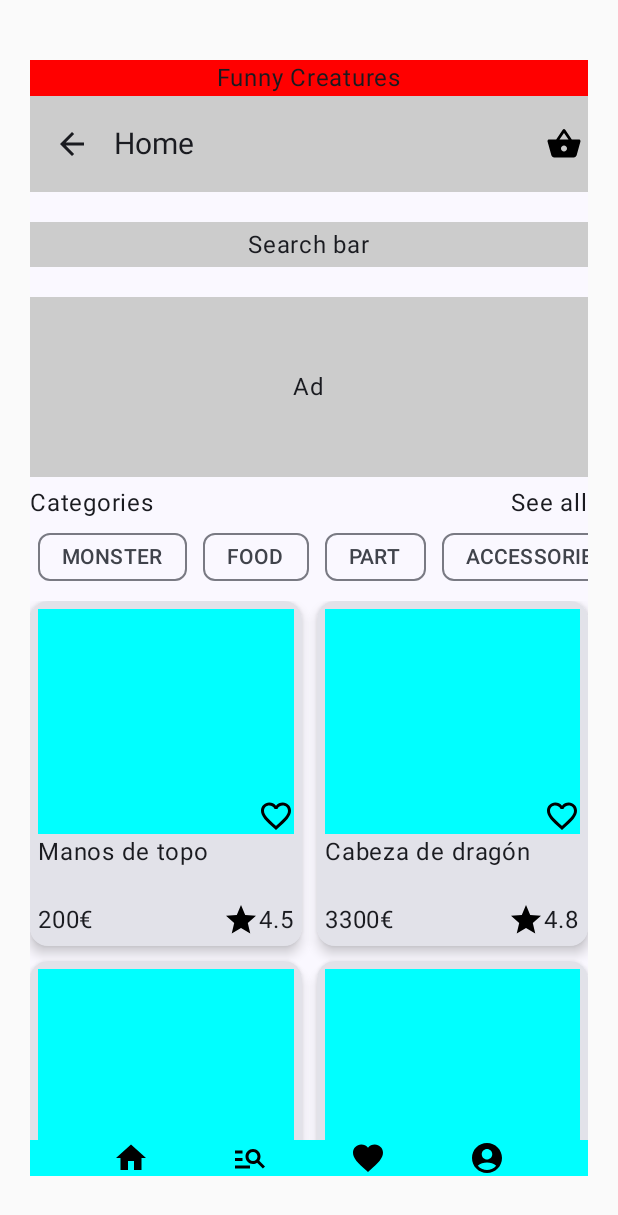
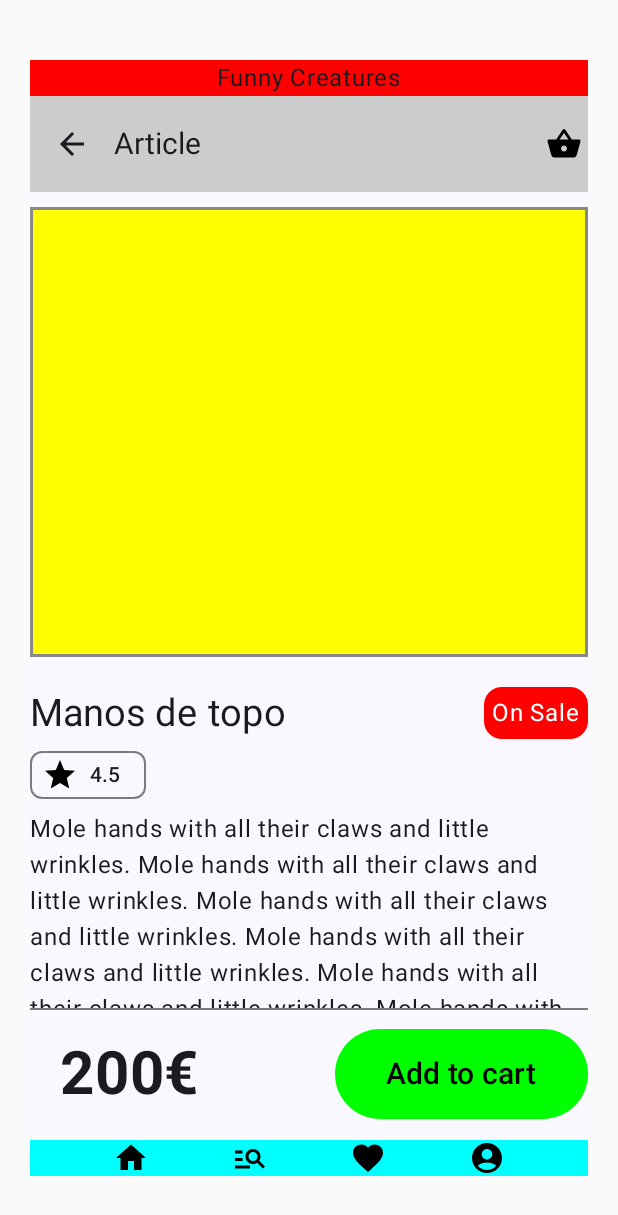
Before and after one commit to emepox/FunnyCreaturesApp, an Android app built with Jetpack Compose: the screen it shows after launch (MainActivity), after a tap on "Manos de topo", on a phone screen of 412 x 824 dp. Shown: the top 1215 px of the screen. Run offline under Robolectric (Android 15) with nearby library versions, the light colour scheme and no system bars.

Commit message:
Article screen structure

```diff
--- a/app/src/main/java/com/example/funnycreaturesapp/data/DataSource.kt
+++ b/app/src/main/java/com/example/funnycreaturesapp/data/DataSource.kt
@@ -17,6 +17,7 @@ object DataSourceImpl: DataSource {
             price = 200,
             rating = 4.5,
             img = { RectangleShape(RectangleShapeSize.BIG, "Article") },
+            description = "Mole hands with all their claws and little wrinkles. Mole hands with all their claws and little wrinkles. Mole hands with all their claws and little wrinkles. Mole hands with all their claws and little wrinkles. Mole hands with all their claws and little wrinkles. Mole hands with all their claws and little wrinkles. "
         ),
         Article(
             name = "Cabeza de dragón",
@@ -118,6 +119,7 @@ data class Article(
     val category: Category,
     val price: Int,
     val rating: Double,
+    val description: String = "Lorem Ipsum",
     val isFavourite: Boolean = false,
     val img: @Composable () -> Unit,
 ) {
--- a/app/src/main/java/com/example/funnycreaturesapp/ui/FunnyCreaturesApp.kt
+++ b/app/src/main/java/com/example/funnycreaturesapp/ui/FunnyCreaturesApp.kt
@@ -2,6 +2,7 @@ package com.example.funnycreaturesapp.ui
 
 import androidx.annotation.StringRes
 import androidx.compose.foundation.background
+import androidx.compose.foundation.layout.WindowInsets
 import androidx.compose.foundation.layout.fillMaxSize
 import androidx.compose.foundation.layout.fillMaxWidth
 import androidx.compose.foundation.layout.padding
@@ -20,6 +21,7 @@ import com.example.funnycreaturesapp.R
 import com.example.funnycreaturesapp.data.DataSourceImpl
 import com.example.funnycreaturesapp.ui.common.NavBar
 import com.example.funnycreaturesapp.ui.common.TopBar
+import com.example.funnycreaturesapp.ui.screens.Article
 import com.example.funnycreaturesapp.ui.screens.Favourites
 import com.example.funnycreaturesapp.ui.screens.Home
 import com.example.funnycreaturesapp.ui.screens.Profile
@@ -53,6 +55,7 @@ fun FunnyCreaturesApp(
                     .background(Color.Cyan)
             )
         },
+        contentWindowInsets = WindowInsets(0.dp),
         modifier = Modifier
             .fillMaxSize()
             .padding(horizontal = 20.dp, vertical = 40.dp)
@@ -66,24 +69,33 @@ fun FunnyCreaturesApp(
             composable(
                 route = FunnyCreaturesAppScreens.Home.name,
                 content = { Home(
-                    articles = articles
+                    articles = articles,
+                    onItemClicked = { navController.navigate(FunnyCreaturesAppScreens.Article.name) }
                 ) }
             )
             composable(
                 route = FunnyCreaturesAppScreens.Search.name,
-                content = { Search() }
+                content = { Search(
+                    articles = articles,
+                    onItemClicked = { navController.navigate(FunnyCreaturesAppScreens.Article.name) }
+                ) }
             )
             composable(
                 route = FunnyCreaturesAppScreens.Favourites.name,
                 content = { Favourites(
                     favouriteArticles = articles.filter {
                         it.isFavourite
-                    }
+                    },
+                    onItemClicked = { navController.navigate(FunnyCreaturesAppScreens.Article.name) }
                 ) }
             )
             composable(
                 route = FunnyCreaturesAppScreens.Profile.name,
                 content = { Profile() }
+            )
+            composable(
+                route = FunnyCreaturesAppScreens.Article.name,
+                content = { Article(article = articles[0])}
             )
         }
     }
@@ -94,4 +106,5 @@ enum class FunnyCreaturesAppScreens(@StringRes val title: Int) {
     Search(title = R.string.search),
     Favourites(title = R.string.favourites),
     Profile(title = R.string.profile),
+    Article(title = R.string.article),
 }
--- /dev/null
+++ b/app/src/main/java/com/example/funnycreaturesapp/ui/common/ArticleCard.kt
@@ -0,0 +1,105 @@
+package com.example.funnycreaturesapp.ui.common
+
+import androidx.compose.foundation.Image
+import androidx.compose.foundation.background
+import androidx.compose.foundation.layout.Arrangement
+import androidx.compose.foundation.layout.Box
+import androidx.compose.foundation.layout.Column
+import androidx.compose.foundation.layout.Row
+import androidx.compose.foundation.layout.fillMaxSize
+import androidx.compose.foundation.layout.fillMaxWidth
+import androidx.compose.foundation.layout.height
+import androidx.compose.foundation.layout.padding
+import androidx.compose.material3.Card
+import androidx.compose.material3.CardDefaults
+import androidx.compose.material3.ExperimentalMaterial3Api
+import androidx.compose.material3.Text
+import androidx.compose.runtime.Composable
+import androidx.compose.ui.Alignment
+import androidx.compose.ui.Modifier
+import androidx.compose.ui.graphics.Color
+import androidx.compose.ui.res.painterResource
+import androidx.compose.ui.tooling.preview.Preview
+import androidx.compose.ui.unit.dp
+import androidx.navigation.NavHostController
+import androidx.navigation.Navigator
+import com.example.funnycreaturesapp.R
+import com.example.funnycreaturesapp.data.Article
+import com.example.funnycreaturesapp.data.DataSourceImpl
+import com.example.funnycreaturesapp.ui.FunnyCreaturesAppScreens
+
+@OptIn(ExperimentalMaterial3Api::class)
+@Composable
+fun ArticleCard(
+    onItemClicked: (Int) -> Unit,
+    item: Article,
+) {
+    Card(
+        onClick = {
+            onItemClicked(0)
+        },
+        elevation = CardDefaults.elevatedCardElevation(defaultElevation = 5.dp),
+        modifier = Modifier
+            .height(230.dp)
+    ) {
+        Column(
+            verticalArrangement = Arrangement.SpaceEvenly,
+            modifier = Modifier.padding(5.dp)
+        ) {
+            Column {
+                Box(
+                    contentAlignment = Alignment.BottomEnd,
+                    modifier = Modifier
+                        .fillMaxWidth()
+                        .height(150.dp)
+                        .background(Color.Yellow)
+                ) {
+                    // TODO Image
+                    Image(
+                        painter = painterResource(
+                            id = if (item.isFavourite) R.drawable.baseline_favorite else R.drawable.baseline_favorite_empty
+                        ),
+                        contentDescription = "Is favourite",
+                    )
+                }
+
+            }
+            Column(
+                verticalArrangement = Arrangement.SpaceBetween,
+                modifier = Modifier.fillMaxSize()
+            ) {
+                Text(
+                    text = item.name,
+                    modifier = Modifier
+                )
+                Row(
+                    horizontalArrangement = Arrangement.SpaceBetween,
+                    verticalAlignment = Alignment.CenterVertically,
+                    modifier = Modifier.fillMaxWidth()
+                ) {
+                    Text(
+                        text = item.price.toString() + "€",
+                    )
+                    Row(
+                        horizontalArrangement = Arrangement.End,
+                        verticalAlignment = Alignment.CenterVertically,
+                    ) {
+                        Image(
+                            painter = painterResource(id = R.drawable.baseline_grade),
+                            contentDescription = "Rating"
+                        )
+                        Text(
+                            text = item.rating.toString(),
+                        )
+                    }
+                }
+            }
+        }
+    }
+}
+
+@Preview
+@Composable
+fun ArticlePreview() {
+    ArticleCard(item = DataSourceImpl.articles[0], onItemClicked = {})
+}
--- a/app/src/main/java/com/example/funnycreaturesapp/ui/common/Articles.kt
+++ b/app/src/main/java/com/example/funnycreaturesapp/ui/common/Articles.kt
@@ -1,39 +1,29 @@
 package com.example.funnycreaturesapp.ui.common
 
-import androidx.compose.foundation.Image
-import androidx.compose.foundation.background
+import android.content.Context
 import androidx.compose.foundation.layout.Arrangement
-import androidx.compose.foundation.layout.Box
-import androidx.compose.foundation.layout.Column
-import androidx.compose.foundation.layout.Row
-import androidx.compose.foundation.layout.fillMaxSize
-import androidx.compose.foundation.layout.fillMaxWidth
 import androidx.compose.foundation.layout.height
-import androidx.compose.foundation.layout.padding
 import androidx.compose.foundation.lazy.grid.GridCells
 import androidx.compose.foundation.lazy.grid.LazyVerticalGrid
-import androidx.compose.material3.Card
-import androidx.compose.material3.CardDefaults
-import androidx.compose.material3.ExperimentalMaterial3Api
-import androidx.compose.material3.Text
 import androidx.compose.runtime.Composable
-import androidx.compose.ui.Alignment
 import androidx.compose.ui.Modifier
-import androidx.compose.ui.graphics.Color
 import androidx.compose.ui.platform.LocalConfiguration
-import androidx.compose.ui.res.painterResource
+import androidx.compose.ui.platform.LocalContext
 import androidx.compose.ui.tooling.preview.Preview
 import androidx.compose.ui.unit.dp
-import com.example.funnycreaturesapp.R
+import androidx.navigation.NavHostController
 import com.example.funnycreaturesapp.data.Article
 import com.example.funnycreaturesapp.data.DataSourceImpl
+import com.example.funnycreaturesapp.ui.FunnyCreaturesAppScreens
 
 @Composable
 fun Articles(
     articles: List<Article>,
+    onItemClicked: () -> Unit,
     modifier: Modifier = Modifier,
 ) {
 
+    val context = LocalContext.current
     val configuration = LocalConfiguration.current
     val screenWidth = configuration.smallestScreenWidthDp
     val screenHeight = configuration.screenHeightDp
@@ -48,75 +38,7 @@ fun Articles(
         items(
             count = articles.size,
         ) { itemIndex ->
-            ArticleCard(item = articles[itemIndex])
-        }
-    }
-}
-
-@OptIn(ExperimentalMaterial3Api::class)
-@Composable
-fun ArticleCard(
-    item: Article,
-) {
-    Card(
-        onClick = { /*TODO*/ },
-        elevation = CardDefaults.elevatedCardElevation(defaultElevation = 5.dp),
-        modifier = Modifier
-            .height(230.dp)
-    ) {
-        Column(
-            verticalArrangement = Arrangement.SpaceEvenly,
-            modifier = Modifier.padding(5.dp)
-        ) {
-            Column {
-                Box(
-                    contentAlignment = Alignment.BottomEnd,
-                    modifier = Modifier
-                        .fillMaxWidth()
-                        .background(Color.Cyan)
-                        .height(150.dp)
-                ) {
-                    // TODO Image
-                    Image(
-                        painter = painterResource(
-                            id = if (item.isFavourite) R.drawable.baseline_favorite else R.drawable.baseline_favorite_empty
-                        ),
-                        contentDescription = "Is favourite",
-                    )
-                }
-
-            }
-            Column(
-                verticalArrangement = Arrangement.SpaceBetween,
-                modifier = Modifier.fillMaxSize()
-            ) {
-                Text(
-                    text = item.name,
-                    modifier = Modifier
-                )
-                Row(
-                    horizontalArrangement = Arrangement.SpaceBetween,
-                    verticalAlignment = Alignment.CenterVertically,
-                    modifier = Modifier.fillMaxWidth()
-                ) {
-                    Text(
-                        text = item.price.toString() + "€",
-                    )
-                    Row(
-                        horizontalArrangement = Arrangement.End,
-                        verticalAlignment = Alignment.CenterVertically,
-                    ) {
-                        Image(
-                            painter = painterResource(id = R.drawable.baseline_grade),
-                            contentDescription = "Rating"
-                        )
-                        Text(
-                            text = item.rating.toString(),
-                        )
-                    }
-                }
-            }
-
+            ArticleCard(item = articles[itemIndex], onItemClicked = { onItemClicked() })
         }
     }
 }
@@ -124,11 +46,5 @@ fun ArticleCard(
 @Preview
 @Composable
 fun ArticlesPreview() {
-    Articles(articles = DataSourceImpl.articles)
+    Articles(articles = DataSourceImpl.articles, onItemClicked = {})
 }
-
-@Preview
-@Composable
-fun ArticlePreview() {
-    ArticleCard(item = DataSourceImpl.articles[0])
-}
--- a/app/src/main/java/com/example/funnycreaturesapp/ui/common/TopBar.kt
+++ b/app/src/main/java/com/example/funnycreaturesapp/ui/common/TopBar.kt
@@ -73,6 +73,7 @@ fun TopBar(
             colors = TopAppBarDefaults.topAppBarColors(
                 containerColor = Color.LightGray
             ),
+            modifier = Modifier.padding(bottom = 10.dp)
         )
     }
 
--- /dev/null
+++ b/app/src/main/java/com/example/funnycreaturesapp/ui/screens/Article.kt
@@ -0,0 +1,134 @@
+package com.example.funnycreaturesapp.ui.screens
+
+import androidx.compose.foundation.BorderStroke
+import androidx.compose.foundation.Image
+import androidx.compose.foundation.ScrollState
+import androidx.compose.foundation.background
+import androidx.compose.foundation.border
+import androidx.compose.foundation.layout.Arrangement
+import androidx.compose.foundation.layout.Box
+import androidx.compose.foundation.layout.Column
+import androidx.compose.foundation.layout.Row
+import androidx.compose.foundation.layout.WindowInsets
+import androidx.compose.foundation.layout.fillMaxWidth
+import androidx.compose.foundation.layout.height
+import androidx.compose.foundation.layout.padding
+import androidx.compose.foundation.rememberScrollState
+import androidx.compose.foundation.verticalScroll
+import androidx.compose.material3.AssistChip
+import androidx.compose.material3.Button
+import androidx.compose.material3.ButtonDefaults
+import androidx.compose.material3.Card
+import androidx.compose.material3.CardDefaults
+import androidx.compose.material3.Divider
+import androidx.compose.material3.Scaffold
+import androidx.compose.material3.Text
+import androidx.compose.runtime.Composable
+import androidx.compose.ui.Alignment
+import androidx.compose.ui.Modifier
+import androidx.compose.ui.graphics.Color
+import androidx.compose.ui.res.painterResource
+import androidx.compose.ui.text.font.FontWeight
+import androidx.compose.ui.unit.dp
+import androidx.compose.ui.unit.sp
+import com.example.funnycreaturesapp.R
+import com.example.funnycreaturesapp.data.Article
+
+@Composable
+fun Article(
+    article: Article,
+    modifier: Modifier = Modifier,
+    isInOffer: Boolean = true,
+) {
+    Scaffold(
+        bottomBar = {
+            Divider()
+            Row(
+                verticalAlignment = Alignment.CenterVertically,
+                horizontalArrangement = Arrangement.SpaceBetween,
+                modifier = Modifier
+                    .fillMaxWidth()
+            ) {
+                Text(
+                    text = article.price.toString() + "€",
+                    fontSize = 40.sp,
+                    fontWeight = FontWeight.Bold,
+                    modifier = Modifier.padding(20.dp)
+                )
+                Button(
+                    onClick = { /*TODO*/ },
+                    colors = ButtonDefaults.buttonColors(
+                        containerColor = Color.Green
+                    ),
+                    modifier = Modifier,
+                ) {
+                    Text(
+                        text = "Add to cart",
+                        fontSize = 20.sp,
+                        color = Color.Black,
+                        modifier = Modifier.padding(10.dp)
+                    )
+                }
+            }
+
+        },
+        contentWindowInsets = WindowInsets(0.dp)
+    ) { innerPadding ->
+        Column(
+            modifier = modifier
+                .padding(innerPadding)
+                .verticalScroll(
+                    state = ScrollState(rememberScrollState().value)
+                )
+        ) {
+            Box(
+                modifier = Modifier
+                    .fillMaxWidth()
+                    .height(300.dp)
+                    .background(Color.Yellow)
+                    .border(BorderStroke(2.dp, Color.Gray))
+            ) {}
+            Row(
+                horizontalArrangement = Arrangement.SpaceBetween,
+                verticalAlignment = Alignment.CenterVertically,
+                modifier = Modifier
+                    .padding(top = 20.dp)
+                    .fillMaxWidth()
+            ) {
+                Text(
+                    text = article.name,
+                    fontSize = 25.sp,
+                )
+                if (isInOffer) {
+                    Card(
+                        colors = CardDefaults.cardColors(
+                            containerColor = Color.Red,
+                        ),
+                    ) {
+                        Text(
+                            text = "On Sale",
+                            color = Color.White,
+                            modifier = Modifier.padding(5.dp),
+                        )
+                    }
+                }
+            }
+            Row(Modifier.fillMaxWidth()) {
+                AssistChip(
+                    onClick = { },
+                    label = {
+                        Text(text = article.rating.toString())
+                    },
+                    leadingIcon = { Image(
+                        painter = painterResource(id = R.drawable.baseline_grade),
+                        contentDescription = "Rating"
+                    )},
+                )
+            }
+            Text(text = article.description)
+
+        }
+
+    }
+
+}
--- a/app/src/main/java/com/example/funnycreaturesapp/ui/screens/Favourites.kt
+++ b/app/src/main/java/com/example/funnycreaturesapp/ui/screens/Favourites.kt
@@ -11,7 +11,8 @@ import com.example.funnycreaturesapp.ui.common.Articles
 @Composable
 fun Favourites(
     favouriteArticles: List<Article>,
+    onItemClicked: () -> Unit,
     modifier: Modifier = Modifier
 ) {
-    Articles(articles = favouriteArticles)
+    Articles(articles = favouriteArticles, onItemClicked = { onItemClicked() })
 }
--- a/app/src/main/java/com/example/funnycreaturesapp/ui/screens/Home.kt
+++ b/app/src/main/java/com/example/funnycreaturesapp/ui/screens/Home.kt
@@ -6,6 +6,7 @@ import androidx.compose.foundation.layout.fillMaxWidth
 import androidx.compose.foundation.layout.padding
 import androidx.compose.foundation.rememberScrollState
 import androidx.compose.foundation.verticalScroll
+import androidx.compose.material3.ExperimentalMaterial3Api
 import androidx.compose.runtime.Composable
 import androidx.compose.ui.Modifier
 import androidx.compose.ui.tooling.preview.Preview
@@ -19,9 +20,11 @@ import com.example.funnycreaturesapp.ui.common.RectangleShapeSize
 import com.example.funnycreaturesapp.ui.theme.FunnyCreaturesAppTheme
 
 
+@OptIn(ExperimentalMaterial3Api::class)
 @Composable
 fun Home(
     articles: List<Article>,
+    onItemClicked: () -> Unit,
     modifier: Modifier = Modifier
 ) {
     Column(
@@ -29,12 +32,13 @@ fun Home(
             state = ScrollState(rememberScrollState().value)
         )
     ) {
+
         RectangleShape(
             size = RectangleShapeSize.SMALL,
             text = "Search bar",
             Modifier
                 .fillMaxWidth()
-                .padding(vertical = 10.dp)
+                .padding(bottom = 5.dp)
         )
 
         RectangleShape(
@@ -45,7 +49,7 @@ fun Home(
         Categories(
             onCategoryClicked = {}
         )
-        Articles(articles = articles)
+        Articles(articles = articles, onItemClicked = { onItemClicked() })
 
     }
 }
@@ -55,6 +59,6 @@ fun Home(
 @Composable
 fun GreetingPreview() {
     FunnyCreaturesAppTheme {
-        Home(DataSourceImpl.articles)
+        Home(DataSourceImpl.articles, {})
     }
 }
--- a/app/src/main/res/values/strings.xml
+++ b/app/src/main/res/values/strings.xml
@@ -4,6 +4,7 @@
     <string name="search">Search</string>
     <string name="favourites">Favourites</string>
     <string name="profile">Profile</string>
+    <string name="article">Article</string>
     <string name="back_button">Back Button</string>
 
 </resources>
```
Also changed, not shown: app/src/main/java/com/example/funnycreaturesapp/ui/screens/Profile.kt (+42 -3 lines), app/src/main/java/com/example/funnycreaturesapp/ui/screens/Search.kt (+26 -5 lines), app/src/main/java/com/example/funnycreaturesapp/ui/viewModels/HomeViewModel.kt (added, +7 -0 lines).
